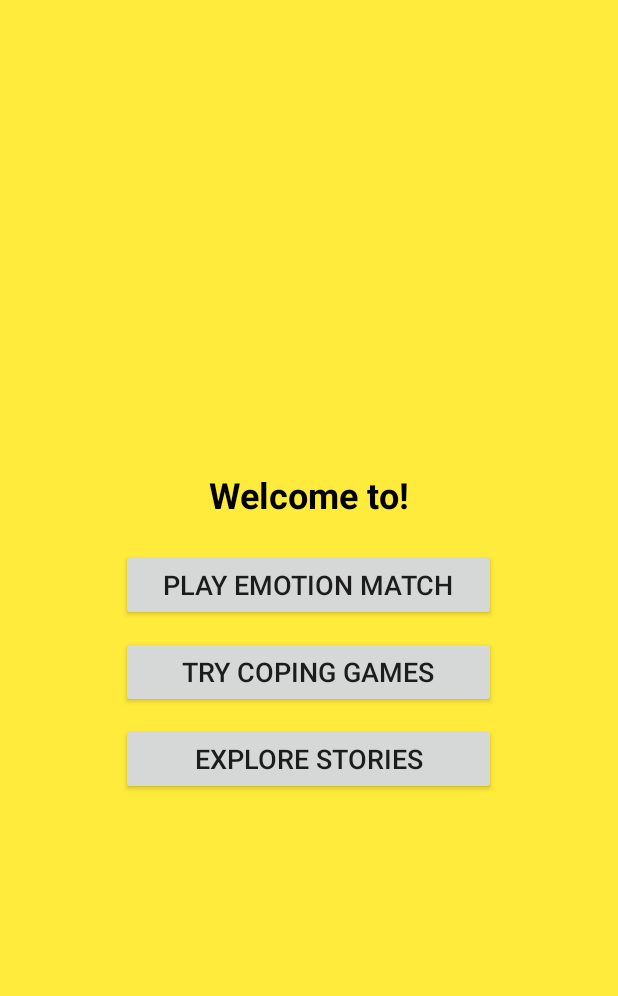
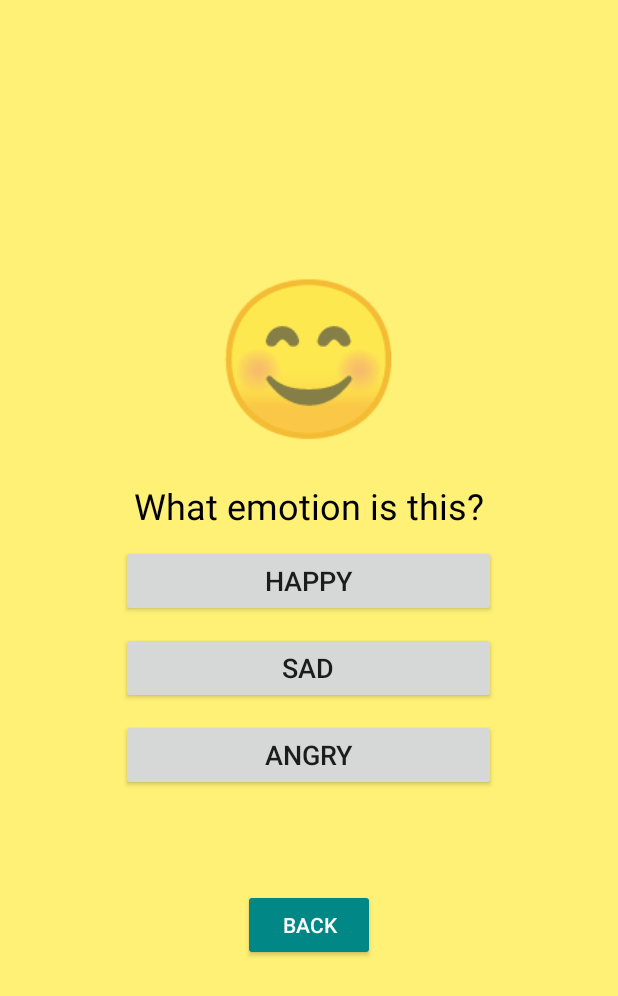
Before and after one commit to noeliarozado/FeelingsExplorer, an Android app built with Jetpack Compose: the screen it shows after launch (MainActivity before the commit, EmotionMatchActivity after it), after a tap on "PLAY EMOTION MATCH", on a phone screen of 412 x 824 dp. Shown: the top 996 px of the screen. Run offline under Robolectric (Android 15) with nearby library versions, the phone set to English and light mode, and no system bars.

Commit message:
Main activity

```diff
--- a/app/build.gradle.kts
+++ b/app/build.gradle.kts
@@ -5,7 +5,7 @@ plugins {
 
 android {
     namespace = "com.example.feelingsexplorer"
-    compileSdk = 34
+    compileSdk = 35
 
     defaultConfig {
         applicationId = "com.example.feelingsexplorer"
--- a/app/src/main/java/com/example/feelingsexplorer/EmotionMatchActivity.kt
+++ b/app/src/main/java/com/example/feelingsexplorer/EmotionMatchActivity.kt
@@ -1,20 +1,60 @@
 package com.example.feelingsexplorer
 
 import android.os.Bundle
-import androidx.activity.enableEdgeToEdge
+import android.widget.Button
+import android.widget.TextView
 import androidx.appcompat.app.AppCompatActivity
-import androidx.core.view.ViewCompat
-import androidx.core.view.WindowInsetsCompat
 
 class EmotionMatchActivity : AppCompatActivity() {
+
+    private lateinit var txtEmotion: TextView
+    private lateinit var txtResult: TextView
+    private lateinit var btnOption1: Button
+    private lateinit var btnOption2: Button
+    private lateinit var btnOption3: Button
+
+    private val emotions = listOf(
+        Pair("😊", "Happy"),
+        Pair("😢", "Sad"),
+        Pair("😡", "Angry")
+    )
+
+    private var currentEmotion = emotions[0]
+
     override fun onCreate(savedInstanceState: Bundle?) {
         super.onCreate(savedInstanceState)
-        enableEdgeToEdge()
         setContentView(R.layout.activity_emotion_match)
-        ViewCompat.setOnApplyWindowInsetsListener(findViewById(R.id.main)) { v, insets ->
-            val systemBars = insets.getInsets(WindowInsetsCompat.Type.systemBars())
-            v.setPadding(systemBars.left, systemBars.top, systemBars.right, systemBars.bottom)
-            insets
+
+        txtEmotion = findViewById(R.id.txtEmotion)
+        txtResult = findViewById(R.id.txtResult)
+        btnOption1 = findViewById(R.id.btnOption1)
+        btnOption2 = findViewById(R.id.btnOption2)
+        btnOption3 = findViewById(R.id.btnOption3)
+
+        // Set the first emotion
+        setEmotion()
+
+        // Set button click listeners
+        btnOption1.setOnClickListener { checkAnswer(btnOption1.text.toString()) }
+        btnOption2.setOnClickListener { checkAnswer(btnOption2.text.toString()) }
+        btnOption3.setOnClickListener { checkAnswer(btnOption3.text.toString()) }
+
+        val btnBack = findViewById<Button>(R.id.btnBack)
+        btnBack.setOnClickListener {
+            finish()
+        }
+    }
+
+    private fun setEmotion() {
+        txtEmotion.text = currentEmotion.first
+        txtResult.text = "" // Clear result text
+    }
+
+    private fun checkAnswer(selectedAnswer: String) {
+        if (selectedAnswer == currentEmotion.second) {
+            txtResult.text = "✅ Correct! Great job!"
+        } else {
+            txtResult.text = "❌ Try again!"
         }
     }
 }
--- a/app/src/main/java/com/example/feelingsexplorer/MainActivity.kt
+++ b/app/src/main/java/com/example/feelingsexplorer/MainActivity.kt
@@ -17,7 +17,8 @@ class MainActivity : AppCompatActivity() {
 
         // Set button click listeners
         btnEmotionMatch.setOnClickListener {
-            // TODO: Open Emotion Matching Activity
+            val intent = Intent(this, EmotionMatchActivity::class.java)
+            startActivity(intent)
         }
 
         btnCopingGames.setOnClickListener {
--- a/app/src/main/res/layout/activity_emotion_match.xml
+++ b/app/src/main/res/layout/activity_emotion_match.xml
@@ -6,7 +6,7 @@
     android:orientation="vertical"
     android:gravity="center"
     android:padding="20dp"
-    android:background="#FFF176"> <!-- Light Yellow Background -->
+    android:background="#FFF176">
 
     <TextView
         android:id="@+id/txtEmotion"
@@ -59,4 +59,15 @@
         android:textColor="#4CAF50"
         android:layout_marginTop="20dp"/>
 
+    <Button
+        android:id="@+id/btnBack"
+        android:layout_width="wrap_content"
+        android:layout_height="wrap_content"
+        android:text="Back"
+        android:backgroundTint="@color/teal_700"
+        android:textColor="@android:color/white"
+        android:layout_margin="16dp"
+        android:layout_alignParentStart="true"
+        android:layout_alignParentTop="true"/>
+
 </LinearLayout>
--- a/app/src/main/res/layout/activity_main.xml
+++ b/app/src/main/res/layout/activity_main.xml
@@ -5,7 +5,7 @@
     android:layout_height="match_parent"
     android:orientation="vertical"
     android:gravity="center"
-    android:background="#FFEB3B"> <!-- Yellow background -->
+    android:background="#FFEB3B">
 
     <TextView
         android:layout_width="wrap_content"
```
